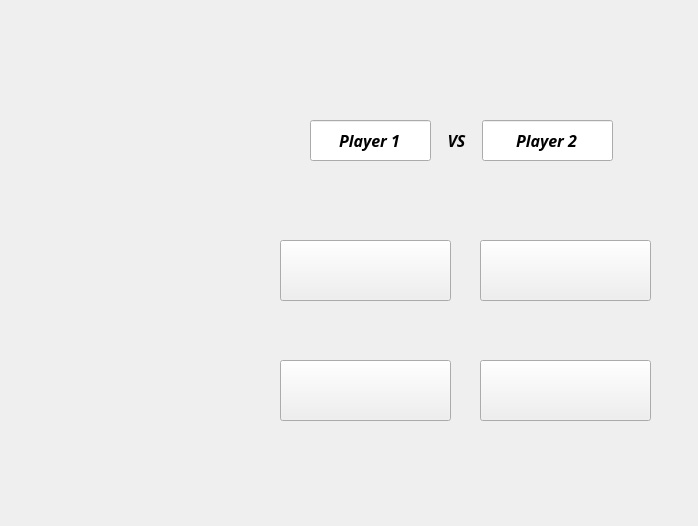
juankipedia/DotAndBoxes, file src/graphic_interface/src/dotandbox_1_1/mainwindow.ui: the form before one commit.
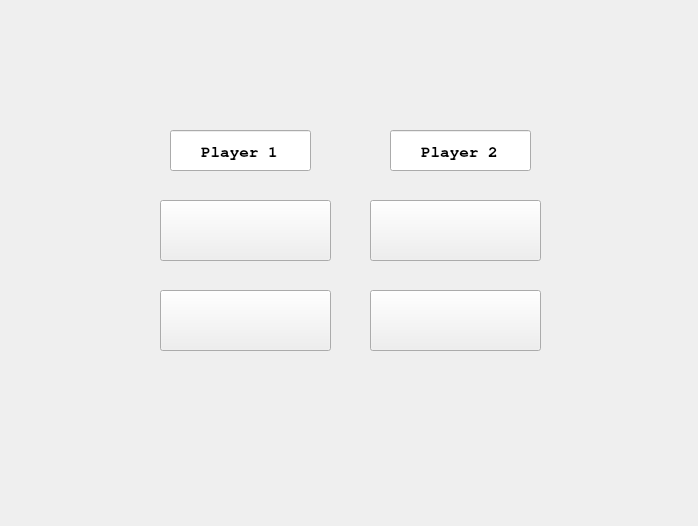
The form after the commit. Icons and pictures are not drawn.

```diff
--- a/src/graphic_interface/src/dotandbox_1_1/mainwindow.ui
+++ b/src/graphic_interface/src/dotandbox_1_1/mainwindow.ui
@@ -23,8 +23,8 @@
    <widget class="QPushButton" name="b_exit">
     <property name="geometry">
      <rect>
-      <x>280</x>
-      <y>360</y>
+      <x>160</x>
+      <y>290</y>
       <width>171</width>
       <height>61</height>
      </rect>
@@ -39,8 +39,8 @@
    <widget class="QPushButton" name="b_sett">
     <property name="geometry">
      <rect>
-      <x>480</x>
-      <y>360</y>
+      <x>370</x>
+      <y>290</y>
       <width>171</width>
       <height>61</height>
      </rect>
@@ -55,18 +55,18 @@
    <widget class="QLineEdit" name="l_id2">
     <property name="geometry">
      <rect>
-      <x>482</x>
-      <y>120</y>
-      <width>131</width>
+      <x>390</x>
+      <y>130</y>
+      <width>141</width>
       <height>41</height>
      </rect>
     </property>
     <property name="font">
      <font>
-      <family>Purisa</family>
+      <family>TeX Gyre Cursor</family>
       <pointsize>12</pointsize>
       <weight>75</weight>
-      <italic>true</italic>
+      <italic>false</italic>
       <bold>true</bold>
      </font>
     </property>
@@ -86,38 +86,10 @@
    <widget class="QLabel" name="label">
     <property name="geometry">
      <rect>
-      <x>441</x>
-      <y>120</y>
-      <width>31</width>
-      <height>41</height>
-     </rect>
-    </property>
-    <property name="font">
-     <font>
-      <family>Purisa</family>
-      <pointsize>12</pointsize>
-      <weight>75</weight>
-      <italic>true</italic>
-      <bold>true</bold>
-     </font>
-    </property>
-    <property name="styleSheet">
-     <string notr="true">border-image: url(:/images/images/paper_background.jpg);</string>
-    </property>
-    <property name="text">
-     <string>VS</string>
-    </property>
-    <property name="alignment">
-     <set>Qt::AlignCenter</set>
-    </property>
-   </widget>
-   <widget class="QLineEdit" name="l_id1">
-    <property name="geometry">
-     <rect>
       <x>310</x>
-      <y>120</y>
-      <width>121</width>
-      <height>41</height>
+      <y>110</y>
+      <width>81</width>
+      <height>81</height>
      </rect>
     </property>
     <property name="font">
@@ -126,6 +98,34 @@
       <pointsize>12</pointsize>
       <weight>75</weight>
       <italic>true</italic>
+      <bold>true</bold>
+     </font>
+    </property>
+    <property name="styleSheet">
+     <string notr="true">border-image: url(:/images/images/vs.png);</string>
+    </property>
+    <property name="text">
+     <string/>
+    </property>
+    <property name="alignment">
+     <set>Qt::AlignCenter</set>
+    </property>
+   </widget>
+   <widget class="QLineEdit" name="l_id1">
+    <property name="geometry">
+     <rect>
+      <x>170</x>
+      <y>130</y>
+      <width>141</width>
+      <height>41</height>
+     </rect>
+    </property>
+    <property name="font">
+     <font>
+      <family>TeX Gyre Cursor</family>
+      <pointsize>12</pointsize>
+      <weight>75</weight>
+      <italic>false</italic>
       <bold>true</bold>
       <underline>false</underline>
       <strikeout>false</strikeout>
@@ -144,8 +144,8 @@
    <widget class="QPushButton" name="b_ai_play">
     <property name="geometry">
      <rect>
-      <x>480</x>
-      <y>240</y>
+      <x>370</x>
+      <y>200</y>
       <width>171</width>
       <height>61</height>
      </rect>
@@ -160,8 +160,8 @@
    <widget class="QPushButton" name="b_play">
     <property name="geometry">
      <rect>
-      <x>280</x>
-      <y>240</y>
+      <x>160</x>
+      <y>200</y>
       <width>171</width>
       <height>61</height>
      </rect>
```
Left out of the diff: 6 changed lines with no effect on the pictures.
